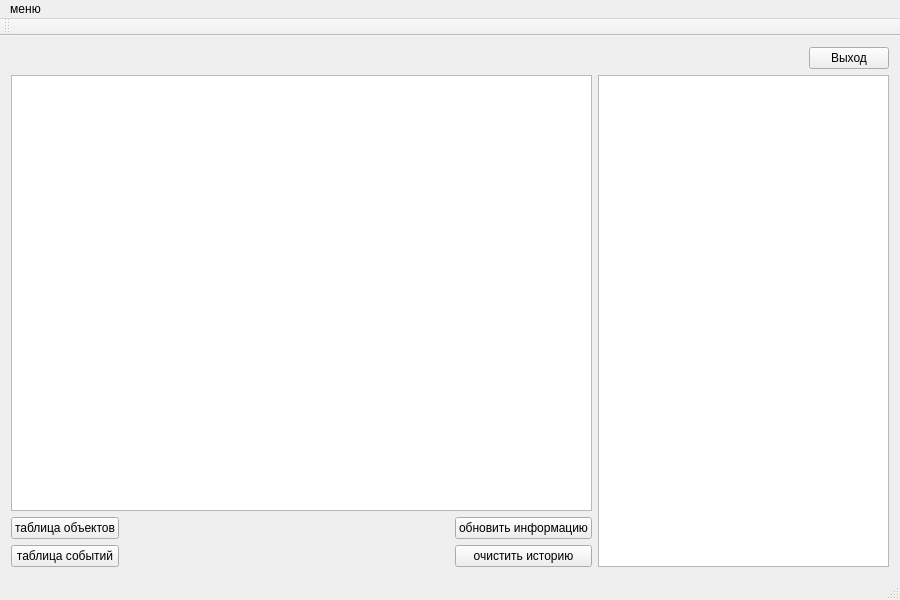
Zioba/MBU, file mainwindow.ui: the form before one commit.
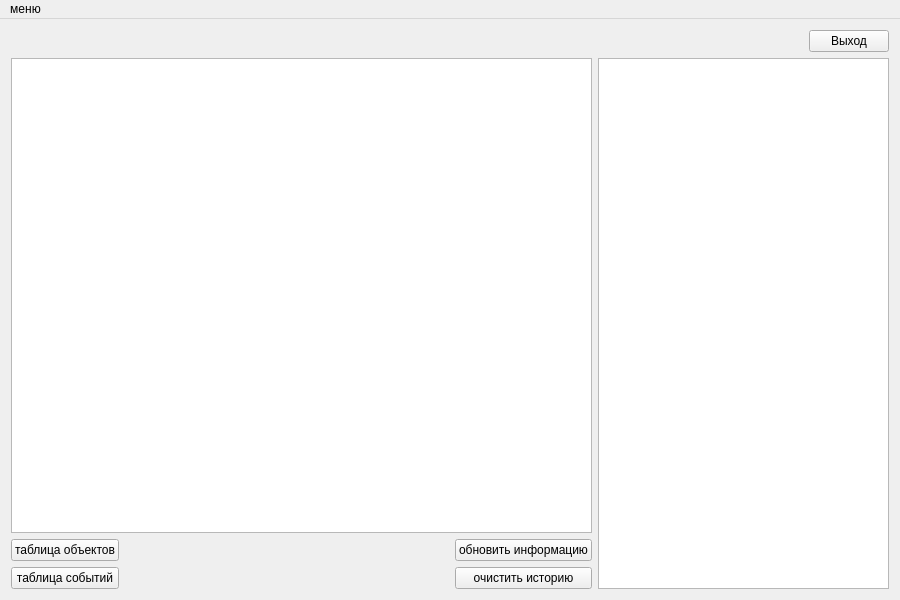
The form after the commit.

```diff
--- a/mainwindow.ui
+++ b/mainwindow.ui
@@ -163,16 +163,7 @@
    </widget>
    <addaction name="menu"/>
   </widget>
-  <widget class="QToolBar" name="mainToolBar">
-   <attribute name="toolBarArea">
-    <enum>TopToolBarArea</enum>
-   </attribute>
-   <attribute name="toolBarBreak">
-    <bool>false</bool>
-   </attribute>
-  </widget>
-  <widget class="QStatusBar" name="statusBar"/>
-  <action name="showCommandTableAction">
+  <action name="showCommandTable">
    <property name="text">
     <string>отобразить данные</string>
    </property>
```
Left out of the diff: 52 changed lines with no effect on the pictures.
